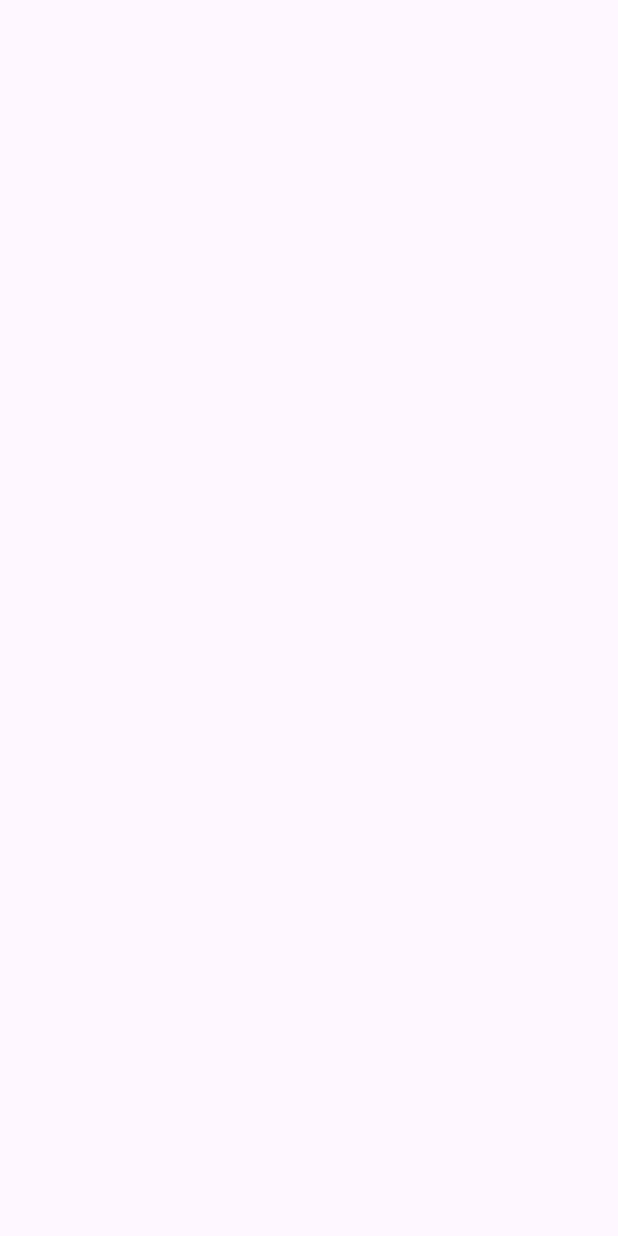
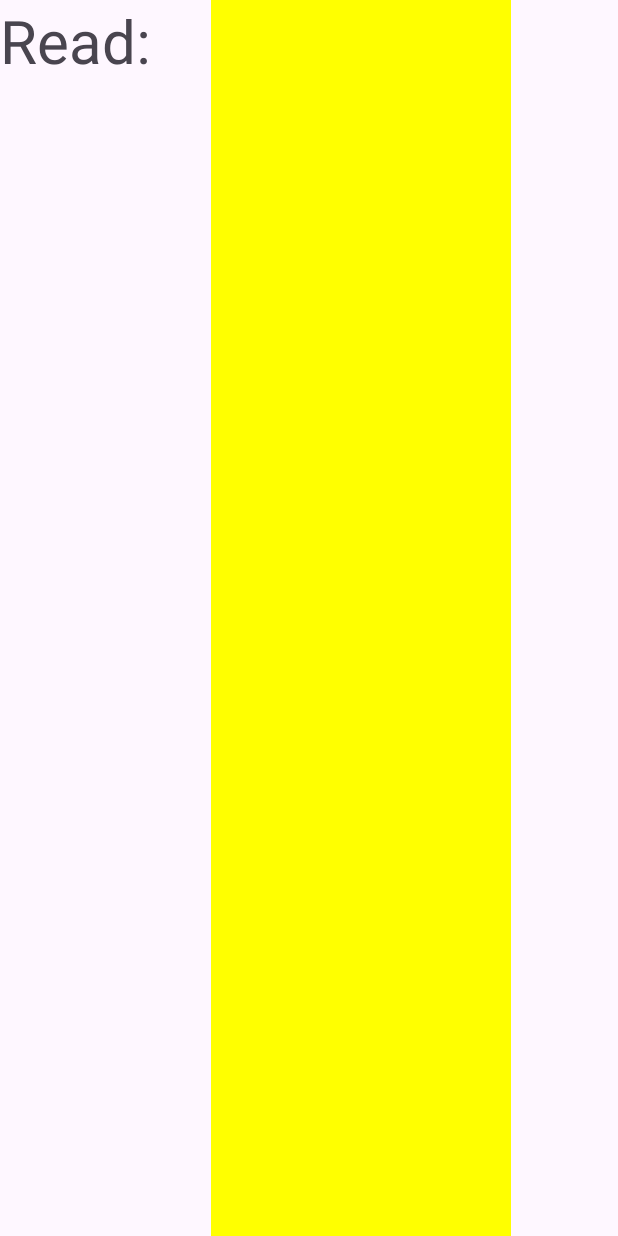
Before and after one commit to amitohna/casino, an Android app: the Scoreboard screen opened directly, with no data from a screen before it, on a phone screen of 412 x 824 dp. Before the commit the screen is empty. Run offline under Robolectric (Android 15) with nearby library versions, the phone set to English and light mode, and no system bars.

Commit message:
end of second day

```diff
--- a/app/src/main/java/com/example/casino_israel/BoardGame.java
+++ b/app/src/main/java/com/example/casino_israel/BoardGame.java
@@ -23,6 +23,7 @@ public class BoardGame extends AppCompatActivity {
         super.onCreate(savedInstanceState);
         EdgeToEdge.enable(this);
         setContentView(R.layout.activity_board_game);
+
 
         ViewCompat.setOnApplyWindowInsetsListener(findViewById(R.id.main), (v, insets) -> {
             Insets systemBars = insets.getInsets(WindowInsetsCompat.Type.systemBars());
--- a/app/src/main/java/com/example/casino_israel/blackjack.java
+++ b/app/src/main/java/com/example/casino_israel/blackjack.java
@@ -5,10 +5,19 @@ import android.graphics.Canvas; // Import Canvas
 import android.graphics.Paint;
 import android.view.View;
 
+import java.util.ArrayList;
+
 public class blackjack extends View {
+    public ArrayList<Integer> cards = new ArrayList<Integer>();
+
     public blackjack(Context context) {
         super(context);
+        // Add integers 1 to 10 to the cards ArrayList
+        for (int i = 1; i <= 10; i++) {
+            cards.add(i);
+        }
     }
+
 
     @Override // It's good practice to use @Override for overridden methods
     protected void onDraw(Canvas canvas){
--- a/app/src/main/res/layout/activity_scoreboard.xml
+++ b/app/src/main/res/layout/activity_scoreboard.xml
@@ -1,10 +1,43 @@
 <?xml version="1.0" encoding="utf-8"?>
-<androidx.constraintlayout.widget.ConstraintLayout xmlns:android="http://schemas.android.com/apk/res/android"
+<LinearLayout xmlns:android="http://schemas.android.com/apk/res/android"
     xmlns:app="http://schemas.android.com/apk/res-auto"
     xmlns:tools="http://schemas.android.com/tools"
     android:id="@+id/main"
     android:layout_width="match_parent"
     android:layout_height="match_parent"
+    android:orientation="vertical"
     tools:context=".Scoreboard">
 
-</androidx.constraintlayout.widget.ConstraintLayout>
+    <LinearLayout
+        android:layout_width="match_parent"
+        android:layout_height="match_parent"
+        android:orientation="horizontal">
+
+        <LinearLayout
+            android:layout_width="wrap_content"
+            android:layout_height="match_parent"
+            android:orientation="vertical">
+
+            <TextView
+                android:layout_width="wrap_content"
+                android:layout_height="wrap_content"
+                android:text="Read:"
+                android:textSize="40dp"/>
+
+        </LinearLayout>
+
+        <LinearLayout
+            android:layout_width="wrap_content"
+            android:layout_height="match_parent"
+            android:orientation="vertical">
+
+            <androidx.recyclerview.widget.RecyclerView
+                android:layout_width="200dp"
+                android:layout_height="match_parent"
+                android:id="@+id/recyclerView"
+                android:background="#FFFF00"
+                android:layout_marginLeft="40dp"
+                />
+        </LinearLayout>
+    </LinearLayout>
+</LinearLayout>
```
